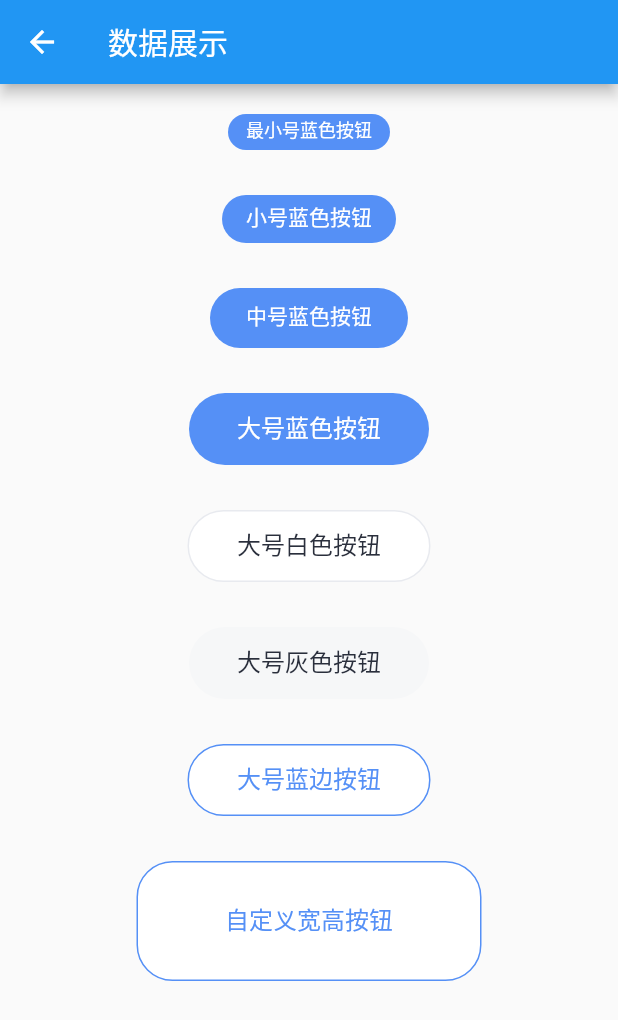
After one commit to ThinkerJack/jui, a Flutter app: the CommonDemo screen opened by its route, on a phone screen of 412 x 824 dp. The commit adds this screen. Shown: the top 1020 px of the screen. Run offline on Flutter 3.47's test engine with Material 2 defaults, Android fonts, the phone set to English and light mode, and no system bars.

Commit message:
feature#新增按钮

```diff
--- /dev/null
+++ b/example/lib/demo/common_demo.dart
@@ -0,0 +1,82 @@
+import 'package:flutter/cupertino.dart';
+import 'package:flutter/material.dart';
+import 'package:jac_uikit/common.dart';
+
+Widget space = const SizedBox(
+  height: 30,
+);
+
+class CommonDemo extends StatelessWidget {
+  const CommonDemo({super.key});
+
+  @override
+  Widget build(BuildContext context) {
+    return Scaffold(
+      appBar: AppBar(title: const Text("数据展示")),
+      body: Padding(
+        padding: const EdgeInsets.all(20),
+        child: ListView(
+          children: [
+            CButton(
+              colorType: CButtonColorType.blue,
+              sizeType: CButtonSizeType.ultraSmall,
+              text: "最小号蓝色按钮",
+              onTap: () {},
+            ),
+            space,
+            CButton(
+              colorType: CButtonColorType.blue,
+              sizeType: CButtonSizeType.small,
+              text: "小号蓝色按钮",
+              onTap: () {},
+            ),
+            space,
+            CButton(
+              colorType: CButtonColorType.blue,
+              sizeType: CButtonSizeType.middle,
+              text: "中号蓝色按钮",
+              onTap: () {},
+            ),
+            space,
+            CButton(
+              colorType: CButtonColorType.blue,
+              sizeType: CButtonSizeType.large,
+              text: "大号蓝色按钮",
+              onTap: () {},
+            ),
+            space,
+            CButton(
+              colorType: CButtonColorType.white,
+              sizeType: CButtonSizeType.large,
+              text: "大号白色按钮",
+              onTap: () {},
+            ),
+            space,
+            CButton(
+              colorType: CButtonColorType.gray,
+              sizeType: CButtonSizeType.large,
+              text: "大号灰色按钮",
+              onTap: () {},
+            ),
+            space,
+            CButton(
+              colorType: CButtonColorType.blueBorder,
+              sizeType: CButtonSizeType.large,
+              text: "大号蓝边按钮",
+              onTap: () {},
+            ),
+            space,
+            CButton(
+              colorType: CButtonColorType.blueBorder,
+              sizeType: CButtonSizeType.large,
+              width: 230,
+              height: 80,
+              text: "自定义宽高按钮",
+              onTap: () {},
+            ),
+          ],
+        ),
+      ),
+    );
+  }
+}
--- a/example/lib/demo_router.dart
+++ b/example/lib/demo_router.dart
@@ -1,14 +1,17 @@
 import 'package:example/splash_page.dart';
 import 'package:flutter/cupertino.dart';
 
+import 'demo/common_demo.dart';
 import 'demo/data_display_demo.dart';
 
 final demoRouterMap = <String, WidgetBuilder>{
   DemoRouter.splashPage: (context) => const SplashPage(),
   DemoRouter.dataDisplayDemo: (context) => const DataDisplayDemo(),
+  DemoRouter.commonDemo: (context) => const CommonDemo(),
 };
 
 class DemoRouter {
   static const String splashPage = "splashPage";
   static const String dataDisplayDemo = "dataDisplayDemo";
+  static const String commonDemo = "commonDemo";
 }
--- a/example/lib/splash_page.dart
+++ b/example/lib/splash_page.dart
@@ -21,6 +21,10 @@ class SplashPage extends StatelessWidget {
               onPressed: () => Navigator.of(context).pushNamed(DemoRouter.dataDisplayDemo),
               child: const Text("数据展示"),
             ),
+            ElevatedButton(
+              onPressed: () => Navigator.of(context).pushNamed(DemoRouter.commonDemo),
+              child: const Text("通用组件"),
+            ),
           ],
         ),
       ),
--- /dev/null
+++ b/lib/common.dart
@@ -0,0 +1 @@
+export 'src/common/button/c_button.dart';
--- /dev/null
+++ b/lib/src/common/button/c_button.dart
@@ -0,0 +1,157 @@
+import 'package:flutter/material.dart';
+import '../../utils/custom_color.dart';
+
+
+const double _defaultCircular = 24;
+
+//大小
+enum CButtonSizeType { large, middle, small, ultraSmall }
+
+//颜色
+enum CButtonColorType { blue, gray, white, blueBorder }
+
+double _getHeight(CButtonSizeType type) {
+  switch (type) {
+    case CButtonSizeType.large:
+      return 48;
+    case CButtonSizeType.middle:
+      return 40;
+    case CButtonSizeType.small:
+      return 32;
+    case CButtonSizeType.ultraSmall:
+      return 24;
+  }
+}
+
+double _getFontSize(CButtonSizeType type) {
+  switch (type) {
+    case CButtonSizeType.large:
+      return 16;
+    case CButtonSizeType.middle:
+      return 14;
+    case CButtonSizeType.small:
+      return 14;
+    case CButtonSizeType.ultraSmall:
+      return 12;
+  }
+}
+
+double _getPadding(CButtonSizeType type) {
+  switch (type) {
+    case CButtonSizeType.large:
+      return 32;
+    case CButtonSizeType.middle:
+      return 24;
+    case CButtonSizeType.small:
+      return 16;
+    case CButtonSizeType.ultraSmall:
+      return 12;
+  }
+}
+
+Color _getContainerColor(CButtonColorType type, bool disable) {
+  switch (type) {
+    case CButtonColorType.white:
+      return colorFFFFFF;
+    case CButtonColorType.gray:
+      return colorF6F7F8;
+    case CButtonColorType.blue:
+      return disable ? colorC7DDFF : color5590F6;
+    case CButtonColorType.blueBorder:
+      return colorFFFFFF;
+  }
+}
+
+Color _getFontColor(CButtonColorType type, bool disable) {
+  switch (type) {
+    case CButtonColorType.white:
+      return disable ? colorDCE0E8 : color2A2F3C;
+    case CButtonColorType.gray:
+      return disable ? colorDCE0E8 : color2A2F3C;
+    case CButtonColorType.blue:
+      return colorFFFFFF;
+    case CButtonColorType.blueBorder:
+      return color5590F6;
+  }
+}
+
+BoxBorder? _getBorder(CButtonColorType type) {
+  switch (type) {
+    case CButtonColorType.white:
+      return Border.all(color: colorE8EAEF, width: 1);
+    case CButtonColorType.gray:
+    case CButtonColorType.blue:
+      return null;
+    case CButtonColorType.blueBorder:
+      return Border.all(color: color5590F6, width: 1);
+  }
+}
+
+class CButton extends StatelessWidget {
+  const CButton({
+    Key? key,
+    required this.colorType,
+    required this.sizeType,
+    required this.text,
+    required this.onTap,
+    this.visibility,
+    this.width,
+    this.fontSize,
+    this.circular,
+    this.height,
+    this.fontHeight,
+    this.disable = false,
+  }) : super(key: key);
+
+  final Function onTap;
+  final String text;
+  final CButtonSizeType sizeType;
+  final CButtonColorType colorType;
+  final bool? visibility;
+  final bool disable;
+  final double? width;
+  final double? height;
+  final double? fontSize;
+  final double? circular;
+  final double? fontHeight;
+
+  @override
+  Widget build(BuildContext context) {
+    return Visibility(
+      visible: visibility ?? true,
+      child: InkWell(
+          onTap: () {
+            if (!disable) onTap();
+          },
+          child: hasUnconstrainedBox(
+            Container(
+              height: height ?? _getHeight(sizeType),
+              width: width,
+              padding: width == null ? EdgeInsets.symmetric(horizontal: _getPadding(sizeType)) : null,
+              decoration: BoxDecoration(
+                  color: _getContainerColor(colorType, disable),
+                  borderRadius: BorderRadius.circular(circular ?? _defaultCircular),
+                  border: _getBorder(colorType)),
+              alignment: Alignment.center,
+              child: Text(
+                text,
+                style: TextStyle(
+                    color: _getFontColor(colorType, disable),
+                    fontSize: fontSize ?? _getFontSize(sizeType),
+                    height: fontHeight ?? 1.0),
+              ),
+            ),
+          )),
+    );
+  }
+
+  Widget hasUnconstrainedBox(Widget widget) {
+    if (width == double.infinity) {
+      return widget;
+    } else {
+      return UnconstrainedBox(
+        child: widget,
+      );
+    }
+  }
+}
```
Also changed, not shown: example/assets/img_3.png (added).
